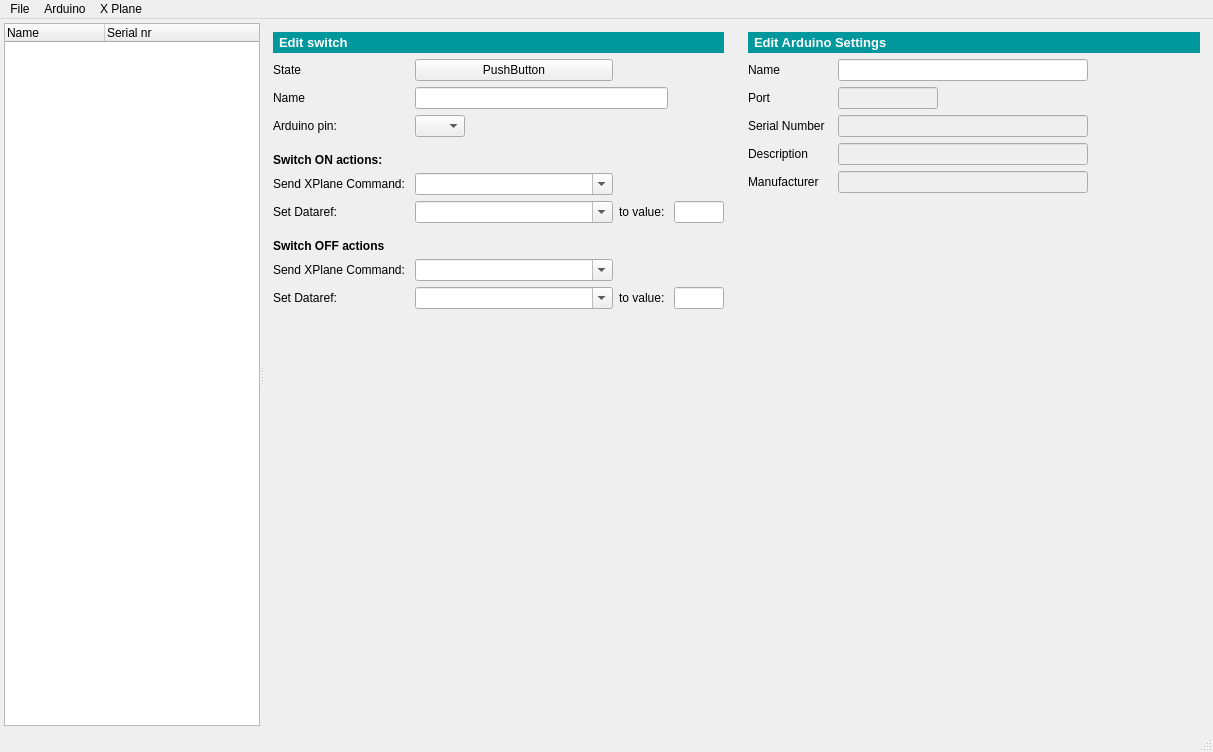
leleopard/pyXPArduino, file gui/mainwindow.ui: the form before one commit.
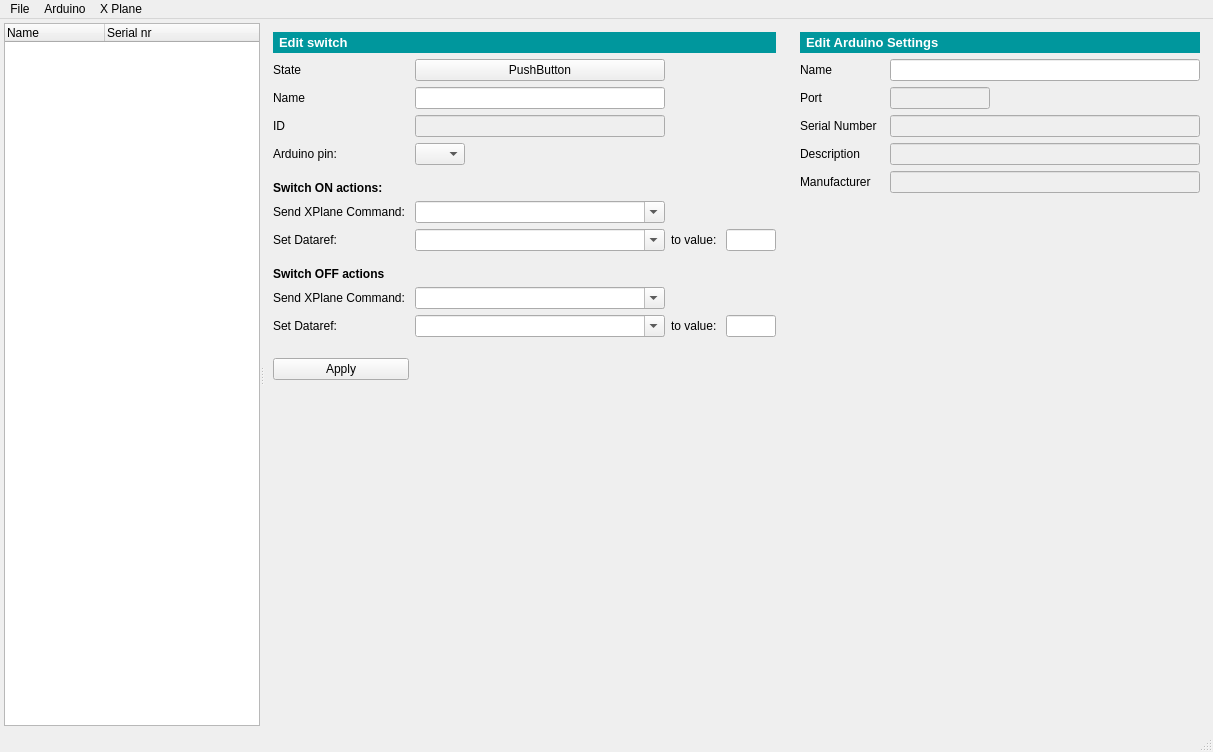
The form after the commit.

What changed in the file:
```diff
--- a/gui/mainwindow.ui
+++ b/gui/mainwindow.ui
@@ -180,12 +180,27 @@
        <layout class="QHBoxLayout" name="horizontalLayout_3">
         <item>
          <widget class="QWidget" name="arduinoEditForm" native="true">
+          <property name="sizePolicy">
+           <sizepolicy hsizetype="Expanding" vsizetype="Preferred">
+            <horstretch>0</horstretch>
+            <verstretch>0</verstretch>
+           </sizepolicy>
+          </property>
           <property name="layoutDirection">
            <enum>Qt::LeftToRight</enum>
           </property>
           <layout class="QFormLayout" name="formLayout">
+           <property name="sizeConstraint">
+            <enum>QLayout::SetDefaultConstraint</enum>
+           </property>
            <item row="0" column="0" colspan="2">
             <widget class="QLabel" name="label_7">
+             <property name="sizePolicy">
+              <sizepolicy hsizetype="Expanding" vsizetype="Preferred">
+               <horstretch>0</horstretch>
+               <verstretch>0</verstretch>
+              </sizepolicy>
+             </property>
              <property name="font">
               <font>
                <pointsize>10</pointsize>
@@ -237,7 +252,7 @@
             <widget class="QLineEdit" name="ardNameLineEdit">
              <property name="maximumSize">
               <size>
-               <width>250</width>
+               <width>16777215</width>
                <height>16777215</height>
               </size>
              </property>
@@ -281,9 +296,15 @@
              <property name="enabled">
               <bool>false</bool>
              </property>
-             <property name="maximumSize">
+             <property name="minimumSize">
               <size>
                <width>250</width>
+               <height>0</height>
+              </size>
+             </property>
+             <property name="maximumSize">
+              <size>
+               <width>350</width>
                <height>16777215</height>
               </size>
              </property>
@@ -310,9 +331,15 @@
              <property name="enabled">
               <bool>false</bool>
              </property>
-             <property name="maximumSize">
+             <property name="minimumSize">
               <size>
                <width>250</width>
+               <height>0</height>
+              </size>
+             </property>
+             <property name="maximumSize">
+              <size>
+               <width>350</width>
                <height>16777215</height>
               </size>
              </property>
@@ -342,9 +369,15 @@
              <property name="enabled">
               <bool>false</bool>
              </property>
-             <property name="maximumSize">
+             <property name="minimumSize">
               <size>
                <width>250</width>
+               <height>0</height>
+              </size>
+             </property>
+             <property name="maximumSize">
+              <size>
+               <width>350</width>
                <height>16777215</height>
               </size>
              </property>
@@ -365,6 +398,36 @@
            <enum>Qt::LeftToRight</enum>
           </property>
           <layout class="QGridLayout" name="gridLayout_2">
+           <item row="16" column="1">
+            <widget class="QPushButton" name="pushButton_2">
+             <property name="text">
+              <string>Apply</string>
+             </property>
+            </widget>
+           </item>
+           <item row="3" column="1">
+            <widget class="QLabel" name="label_19">
+             <property name="text">
+              <string>ID</string>
+             </property>
+            </widget>
+           </item>
+           <item row="15" column="1">
+            <spacer name="verticalSpacer_4">
+             <property name="orientation">
+              <enum>Qt::Vertical</enum>
+             </property>
+             <property name="sizeType">
+              <enum>QSizePolicy::Fixed</enum>
+             </property>
+             <property name="sizeHint" stdset="0">
+              <size>
+               <width>20</width>
+               <height>15</height>
+              </size>
+             </property>
+            </spacer>
+           </item>
            <item row="1" column="1">
             <widget class="QLabel" name="label_17">
              <property name="text">
@@ -372,7 +435,7 @@
              </property>
             </widget>
            </item>
-           <item row="8" column="4">
+           <item row="10" column="4">
             <widget class="QLineEdit" name="lineEdit_2">
              <property name="maximumSize">
               <size>
@@ -382,7 +445,7 @@
              </property>
             </widget>
            </item>
-           <item row="8" column="3">
+           <item row="10" column="3">
             <widget class="QLabel" name="label_13">
              <property name="sizePolicy">
               <sizepolicy hsizetype="Minimum" vsizetype="Preferred">
@@ -395,14 +458,14 @@
              </property>
             </widget>
            </item>
-           <item row="7" column="1">
+           <item row="9" column="1">
             <widget class="QLabel" name="label_10">
              <property name="text">
               <string>Send XPlane Command: </string>
              </property>
             </widget>
            </item>
-           <item row="13" column="2">
+           <item row="17" column="2">
             <spacer name="verticalSpacer">
              <property name="orientation">
               <enum>Qt::Vertical</enum>
@@ -415,39 +478,23 @@
              </property>
             </spacer>
            </item>
-           <item row="2" column="1">
-            <widget class="QLabel" name="label_3">
-             <property name="sizePolicy">
-              <sizepolicy hsizetype="Minimum" vsizetype="Minimum">
-               <horstretch>0</horstretch>
-               <verstretch>0</verstretch>
-              </sizepolicy>
-             </property>
-             <property name="layoutDirection">
-              <enum>Qt::LeftToRight</enum>
-             </property>
-             <property name="text">
-              <string>Name</string>
+           <item row="14" column="4">
+            <widget class="QLineEdit" name="lineEdit_5">
+             <property name="maximumSize">
+              <size>
+               <width>50</width>
+               <height>16777215</height>
+              </size>
              </property>
             </widget>
            </item>
-           <item row="8" column="1">
+           <item row="10" column="1">
             <widget class="QLabel" name="label_11">
              <property name="text">
               <string>Set Dataref: </string>
              </property>
             </widget>
            </item>
-           <item row="12" column="4">
-            <widget class="QLineEdit" name="lineEdit_5">
-             <property name="maximumSize">
-              <size>
-               <width>50</width>
-               <height>16777215</height>
-              </size>
-             </property>
-            </widget>
-           </item>
            <item row="1" column="2">
             <widget class="QPushButton" name="pushButton">
              <property name="text">
@@ -455,7 +502,7 @@
              </property>
             </widget>
            </item>
-           <item row="12" column="3">
+           <item row="14" column="3">
             <widget class="QLabel" name="label_16">
              <property name="sizePolicy">
               <sizepolicy hsizetype="Minimum" vsizetype="Preferred">
@@ -468,7 +515,7 @@
              </property>
             </widget>
            </item>
-           <item row="6" column="1">
+           <item row="8" column="1">
             <widget class="QLabel" name="label_9">
              <property name="font">
               <font>
@@ -482,14 +529,14 @@
              </property>
             </widget>
            </item>
-           <item row="11" column="1">
+           <item row="13" column="1">
             <widget class="QLabel" name="label_12">
              <property name="text">
               <string>Send XPlane Command: </string>
              </property>
             </widget>
            </item>
-           <item row="10" column="1">
+           <item row="12" column="1">
             <widget class="QLabel" name="label_15">
              <property name="font">
               <font>
@@ -503,7 +550,7 @@
              </property>
             </widget>
            </item>
-           <item row="9" column="1">
+           <item row="11" column="1">
             <spacer name="verticalSpacer_3">
              <property name="orientation">
               <enum>Qt::Vertical</enum>
@@ -519,14 +566,14 @@
              </property>
             </spacer>
            </item>
-           <item row="12" column="1">
+           <item row="14" column="1">
             <widget class="QLabel" name="label_14">
              <property name="text">
               <string>Set Dataref:</string>
              </property>
             </widget>
            </item>
-           <item row="4" column="1">
+           <item row="6" column="1">
             <spacer name="verticalSpacer_2">
              <property name="orientation">
               <enum>Qt::Vertical</enum>
@@ -542,6 +589,16 @@
              </property>
             </spacer>
            </item>
+           <item row="5" column="2">
+            <widget class="QComboBox" name="SW_PIN_comboBox">
+             <property name="maximumSize">
+              <size>
+               <width>50</width>
+               <height>16777215</height>
+              </size>
+             </property>
+            </widget>
+           </item>
            <item row="0" column="1" colspan="4">
             <widget class="QLabel" name="label_8">
              <property name="font">
@@ -562,27 +619,14 @@
              </property>
             </widget>
            </item>
-           <item row="3" column="1">
+           <item row="5" column="1">
             <widget class="QLabel" name="label_18">
              <property name="text">
               <string>Arduino pin:</string>
              </property>
             </widget>
            </item>
-           <item row="3" column="2">
-            <widget class="QComboBox" name="SW_PIN_comboBox">
-             <property name="maximumSize">
-              <size>
-               <width>50</width>
-               <height>16777215</height>
-              </size>
-             </property>
-            </widget>
-           </item>
-           <item row="2" column="2" colspan="2">
-            <widget class="QLineEdit" name="lineEdit_3"/>
-           </item>
-           <item row="8" column="2">
+           <item row="10" column="2">
             <widget class="QComboBox" name="SWON_XPDREF_comboBox">
              <property name="sizePolicy">
               <sizepolicy hsizetype="Expanding" vsizetype="Fixed">
@@ -595,7 +639,7 @@
              </property>
             </widget>
            </item>
-           <item row="12" column="2">
+           <item row="14" column="2">
             <widget class="QComboBox" name="SWOFF_XPDREF_comboBox">
              <property name="sizePolicy">
               <sizepolicy hsizetype="Expanding" vsizetype="Fixed">
@@ -608,7 +652,7 @@
              </property>
             </widget>
            </item>
-           <item row="7" column="2">
+           <item row="9" column="2">
             <widget class="QComboBox" name="SWON_XPCMD_comboBox">
              <property name="editable">
               <bool>true</bool>
@@ -618,13 +662,67 @@
              </property>
             </widget>
            </item>
-           <item row="11" column="2">
+           <item row="13" column="2">
             <widget class="QComboBox" name="SWOFF_XPCMD_comboBox">
              <property name="editable">
               <bool>true</bool>
              </property>
             </widget>
            </item>
+           <item row="2" column="2">
+            <widget class="QLineEdit" name="SWEDIT_nameLineEdit">
+             <property name="minimumSize">
+              <size>
+               <width>250</width>
+               <height>0</height>
+              </size>
+             </property>
+             <property name="maximumSize">
+              <size>
+               <width>350</width>
+               <height>16777215</height>
+              </size>
+             </property>
+            </widget>
+           </item>
+           <item row="2" column="1">
+            <widget class="QLabel" name="label_3">
+             <property name="sizePolicy">
+              <sizepolicy hsizetype="Minimum" vsizetype="Minimum">
+               <horstretch>0</horstretch>
+               <verstretch>0</verstretch>
+              </sizepolicy>
+             </property>
+             <property name="layoutDirection">
+              <enum>Qt::LeftToRight</enum>
+             </property>
+             <property name="text">
+              <string>Name</string>
+             </property>
+            </widget>
+           </item>
+           <item row="3" column="2">
+            <widget class="QLineEdit" name="SWEDIT_IDlineEdit">
+             <property name="enabled">
+              <bool>false</bool>
+             </property>
+             <property name="minimumSize">
+              <size>
+               <width>250</width>
+               <height>0</height>
+              </size>
+             </property>
+             <property name="maximumSize">
+              <size>
+               <width>350</width>
+               <height>16777215</height>
+              </size>
+             </property>
+             <property name="readOnly">
+              <bool>true</bool>
+             </property>
+            </widget>
+           </item>
           </layout>
          </widget>
         </item>
```
Left out of the diff: 23 changed lines with no effect on the pictures.
